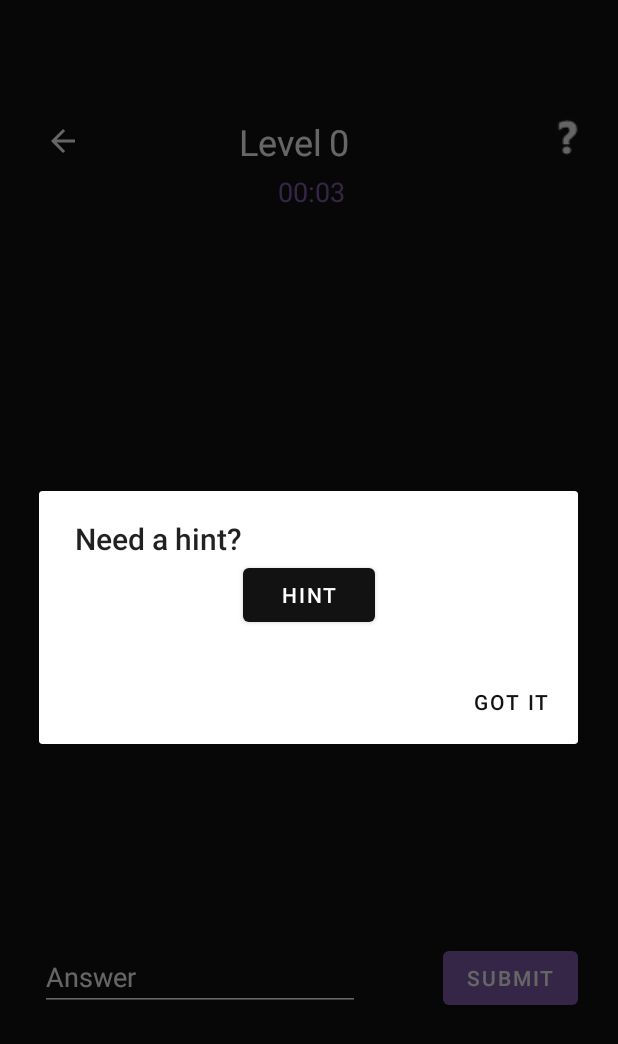
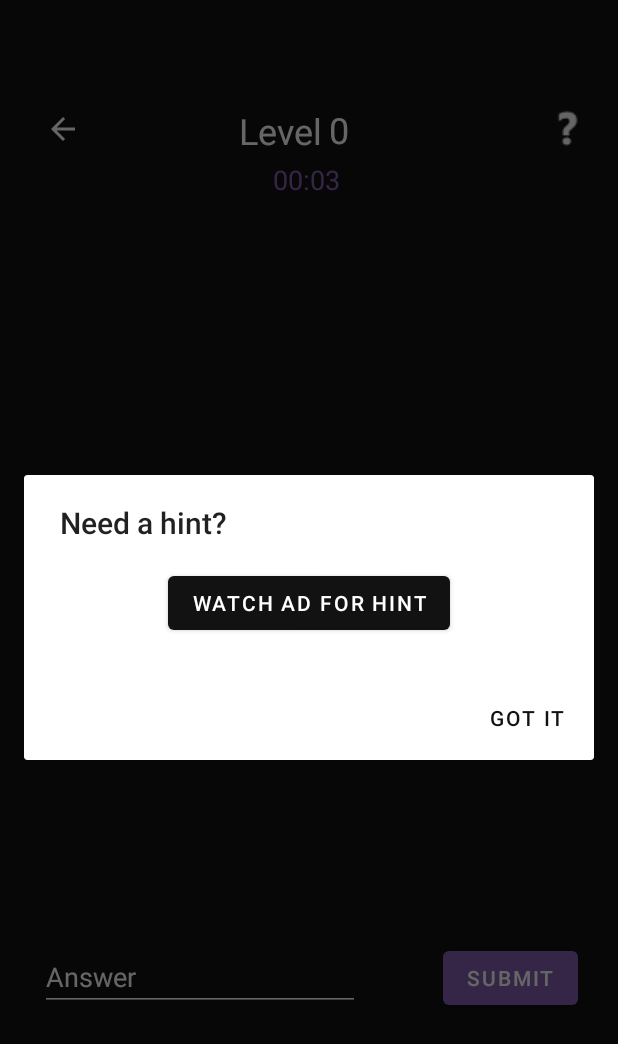
Before and after one commit to etr0n/Math-Riddle-Game, an Android app: the fragment LevelFragment placed in its activity, after a tap on an icon or button, on a phone screen of 412 x 824 dp. Shown: the top 1044 px of the screen. Run offline under Robolectric (Android 15) with nearby library versions, the phone set to English and light mode, and no system bars; our stand-ins replace AdMob, Room's generated code, data binding; 4 statements that could not run were skipped.

Commit message:
Fixed design, updated sequences, updated navigation between levels

```diff
--- a/app/src/main/java/com/example/mathriddles/Dao.kt
+++ b/app/src/main/java/com/example/mathriddles/Dao.kt
@@ -8,13 +8,13 @@ import java.util.concurrent.Flow
 interface Dao {
 
     @Insert(onConflict = OnConflictStrategy.REPLACE)
-    suspend fun insert( level: List<Level>)
+    suspend fun insert( level: Level)
 
     @Query ("SELECT * FROM Level WHERE levelId = :id")
     suspend fun getlevel (id: Int): Level
 
-    @Query ("SELECT image From Level WHERE levelId= :id")
-    suspend fun getImage(id: Int): Int
+    @Query("DELETE FROM Level")
+    suspend fun deleteLevels()
 
     @Query("SELECT COUNT(*) From Level ")
     suspend fun getCount(): Int
@@ -43,7 +43,7 @@ interface Dao {
     @Query("DELETE FROM Statistics")
     suspend fun deleteStatistics()
 
-    @Query("SELECT * FROM Level")
+    @Query("SELECT * FROM Level LIMIT 7")
     suspend fun getAllLevels():List<Level>
 
 }
--- a/app/src/main/java/com/example/mathriddles/Level.kt
+++ b/app/src/main/java/com/example/mathriddles/Level.kt
@@ -11,7 +11,7 @@ import androidx.room.Relation
      @PrimaryKey(autoGenerate = true) val levelId: Int,
      val hint: String,
      val answer: Int,
-     @DrawableRes val image: Int,
+     val sequence: String,
      val indicator : Boolean,
      val bestTime : Long,
      val date : String
--- a/app/src/main/java/com/example/mathriddles/LevelDialogFragment.kt
+++ b/app/src/main/java/com/example/mathriddles/LevelDialogFragment.kt
@@ -24,30 +24,5 @@ import com.google.android.gms.ads.rewarded.RewardedAd
 
 interface LevelDialogFragment {
 
-    /*   val builder = AlertDialog.Builder(requireContext())
-       val view = LayoutInflater.from(context).inflate(R.layout.fragment_level_dialog, null)
-       builder.setView(view)
-           .setTitle("Need help?")
-           .setNeutralButton("Got it") {dialog, _ -> dialog.dismiss()}
-
-       val btnSolution = view.findViewById<Button>(R.id.button_solution_ad)
-       val btnHint = view.findViewById<Button>(R.id.button_hint_ad)
-
-       btnSolution?.setOnClickListener{
-           Toast.makeText(context, "clicked SOLUTION", Toast.LENGTH_LONG).show()
-           btnSolution.visibility = View.INVISIBLE
-           btnHint.visibility = View.INVISIBLE
-       }
-       btnHint?.setOnClickListener{
-           Toast.makeText(context, "clicked HINT", Toast.LENGTH_LONG).show()
-           btnHint.visibility = View.INVISIBLE
-           btnSolution.visibility = View.INVISIBLE
-       }
-       return builder.create()
-
-   }*/
-
-
-
 
 }
--- a/app/src/main/java/com/example/mathriddles/StartFragment.kt
+++ b/app/src/main/java/com/example/mathriddles/StartFragment.kt
@@ -26,7 +26,7 @@ class StartFragment : Fragment() {
 
         viewModel.getCount().observe(viewLifecycleOwner, Observer {
             if (it == 0){
-            viewModel.insertLevels()
+            viewModel.createLevelSequence()
         }
         })
 
@@ -55,7 +55,7 @@ class StartFragment : Fragment() {
         }
 
         view.findViewById<Button>(R.id.restart_btn).setOnClickListener{
-            viewModel.insertLevels()
+            viewModel.deleteLevel()
             viewModel.deleteStatistic()
             Toast.makeText(activity, "Game restarted", Toast.LENGTH_LONG).show()
         }
--- a/app/src/main/java/com/example/mathriddles/StatisticsSummaryFragment.kt
+++ b/app/src/main/java/com/example/mathriddles/StatisticsSummaryFragment.kt
@@ -7,6 +7,7 @@ import android.view.LayoutInflater
 import android.view.View
 import android.view.ViewGroup
 import android.widget.ImageButton
+import android.widget.TextView
 import androidx.fragment.app.viewModels
 import androidx.lifecycle.Observer
 import androidx.navigation.findNavController
@@ -22,6 +23,7 @@ import com.github.mikephil.charting.formatter.ColorFormatter
 import com.github.mikephil.charting.formatter.DefaultValueFormatter
 import com.github.mikephil.charting.formatter.IndexAxisValueFormatter
 import com.github.mikephil.charting.formatter.ValueFormatter
+import org.w3c.dom.Text
 import java.text.DecimalFormat
 
 
@@ -49,6 +51,7 @@ class StatisticsSummaryFragment : Fragment() {
 
             recycler.adapter = SAdapter(returnedStatistics)
 
+            view.findViewById<TextView>(R.id.TextView_level_summary).text = args.id.toString()
             lineChart = view.findViewById(R.id.lineChart)
             initLineChart()
             setDataToLineChart(returnedStatistics)
--- a/app/src/main/res/layout/fragment_level.xml
+++ b/app/src/main/res/layout/fragment_level.xml
@@ -17,13 +17,13 @@
             android:layout_margin="20dp"
             android:layout_marginStart="329dp"
             android:layout_marginEnd="172dp"
-            android:layout_marginBottom="24dp"
+            android:layout_marginBottom="16dp"
             android:textAppearance="@style/TextAppearance.AppCompat.Large"
             android:textColor="#845fb3"
             android:textSize="18sp"
-            app:layout_constraintBottom_toTopOf="@+id/riddle_imageView"
+            app:layout_constraintBottom_toTopOf="@+id/textView4_kiekis"
             app:layout_constraintEnd_toEndOf="parent"
-            app:layout_constraintHorizontal_bias="0.559"
+            app:layout_constraintHorizontal_bias="0.548"
             app:layout_constraintStart_toStartOf="parent" />
 
         <ImageButton
@@ -31,7 +31,7 @@
             android:layout_width="51dp"
             android:layout_height="43dp"
             android:layout_marginStart="16dp"
-            android:layout_marginTop="16dp"
+            android:layout_marginTop="8dp"
             android:background="#121212"
             android:src="@drawable/abc_vector_test"
             app:layout_constraintBottom_toTopOf="@+id/c_meter"
@@ -39,18 +39,6 @@
             app:layout_constraintStart_toStartOf="parent"
             app:layout_constraintTop_toTopOf="parent"
             tools:srcCompat="@drawable/abc_vector_test" />
-
-        <ImageView
-            android:id="@+id/riddle_imageView"
-            android:layout_width="363dp"
-            android:layout_height="296dp"
-            android:layout_marginStart="24dp"
-            android:layout_marginEnd="24dp"
-            app:layout_constraintBottom_toTopOf="@+id/Error_textView"
-            app:layout_constraintEnd_toEndOf="parent"
-            app:layout_constraintHorizontal_bias="0.0"
-            app:layout_constraintStart_toStartOf="parent"
-            app:layout_constraintTop_toBottomOf="@+id/c_meter" />
 
         <Button
             android:id="@+id/submit_btn"
@@ -88,7 +76,7 @@
             android:id="@+id/hint_btn"
             android:layout_width="51dp"
             android:layout_height="43dp"
-            android:layout_marginTop="12dp"
+            android:layout_marginTop="8dp"
             android:layout_marginEnd="8dp"
             android:src="@drawable/qm"
             app:layout_constraintBottom_toTopOf="@+id/c_meter"
@@ -100,7 +88,7 @@
             android:id="@+id/number_textView"
             android:layout_width="33dp"
             android:layout_height="28dp"
-            android:layout_marginTop="12dp"
+            android:layout_marginTop="8dp"
             android:layout_marginBottom="9dp"
             android:text="X"
             android:textColor="#FFFFFF"
@@ -115,7 +103,7 @@
             android:layout_width="60dp"
             android:layout_height="27dp"
             android:layout_marginStart="92dp"
-            android:layout_marginTop="12dp"
+            android:layout_marginTop="8dp"
             android:layout_marginBottom="8dp"
             android:text="Level"
             android:textColor="#FFFFFF"
@@ -138,29 +126,37 @@
             app:layout_constraintTop_toTopOf="parent" />
 
         <TextView
-            android:id="@+id/textView"
-            android:layout_width="wrap_content"
-            android:layout_height="wrap_content"
-            android:layout_marginTop="32dp"
-            android:layout_marginBottom="200dp"
-            app:layout_constraintBottom_toBottomOf="parent"
-            app:layout_constraintTop_toBottomOf="@+id/riddle_imageView"
-            tools:layout_editor_absoluteX="274dp" />
-
-        <TextView
             android:id="@+id/textView4_kiekis"
             android:layout_width="wrap_content"
             android:layout_height="wrap_content"
             android:layout_marginStart="176dp"
 
-            android:layout_marginTop="24dp"
+            android:layout_marginTop="16dp"
             android:layout_marginEnd="177dp"
             android:textColor="#F44336"
             android:textSize="24sp"
             app:layout_constraintEnd_toEndOf="parent"
+            app:layout_constraintHorizontal_bias="0.5"
             app:layout_constraintStart_toStartOf="parent"
             app:layout_constraintTop_toBottomOf="@+id/c_meter"
             tools:text="TextView" />
 
+        <TextView
+            android:id="@+id/textView_sequence"
+            android:layout_width="wrap_content"
+            android:layout_height="wrap_content"
+            android:layout_marginStart="184dp"
+            android:layout_marginTop="90dp"
+            android:layout_marginEnd="169dp"
+            android:textColor="#FFFFFF"
+            android:textColorLink="#512DA8"
+            android:textSize="36sp"
+            app:layout_constraintBottom_toTopOf="@+id/submit_btn"
+            app:layout_constraintEnd_toEndOf="parent"
+            app:layout_constraintHorizontal_bias="0.5"
+            app:layout_constraintStart_toStartOf="parent"
+            app:layout_constraintTop_toBottomOf="@+id/textView4_kiekis"
+            app:layout_constraintVertical_bias="0.213" />
+
     </androidx.constraintlayout.widget.ConstraintLayout>
 </layout>
--- a/app/src/main/res/layout/fragment_level_dialog.xml
+++ b/app/src/main/res/layout/fragment_level_dialog.xml
@@ -15,7 +15,8 @@
         android:id="@+id/button_hint_ad"
         android:layout_width="wrap_content"
         android:layout_height="wrap_content"
-        android:text="Hint"
+        android:layout_marginTop="16dp"
+        android:text="Watch ad for hint"
         app:layout_constraintBottom_toTopOf="@+id/textView_sol_hint"
         app:layout_constraintEnd_toEndOf="parent"
         app:layout_constraintStart_toStartOf="parent"
@@ -25,13 +26,15 @@
         android:id="@+id/textView_sol_hint"
         android:layout_width="wrap_content"
         android:layout_height="wrap_content"
-        android:layout_marginStart="1dp"
+        android:layout_marginStart="159dp"
         android:layout_marginEnd="180dp"
         android:text="TextView"
+        android:textColor="#000000"
+        android:textSize="18sp"
         android:visibility="invisible"
         app:layout_constraintBottom_toBottomOf="parent"
         app:layout_constraintEnd_toEndOf="parent"
-        app:layout_constraintHorizontal_bias="1.0"
+        app:layout_constraintHorizontal_bias="0.5"
         app:layout_constraintStart_toStartOf="parent"
         app:layout_constraintTop_toBottomOf="@+id/button_hint_ad" />
 
--- a/app/src/main/res/navigation/navigation.xml
+++ b/app/src/main/res/navigation/navigation.xml
@@ -66,6 +66,9 @@
         <argument
             android:name="balas"
             app:argType="integer" />
+        <argument
+            android:name="Id"
+            app:argType="integer" />
     </fragment>
     <fragment
         android:id="@+id/endGameFragment"
```
Also changed, not shown: app/src/main/java/com/example/mathriddles/LViewModel.kt (+65 -54 lines), app/src/main/java/com/example/mathriddles/LevelFragment.kt (+5 -14 lines), app/src/main/java/com/example/mathriddles/SummaryFragment.kt (+8 -4 lines), app/src/main/res/layout/fragment_statistics_summary.xml (+32 -1 lines), 1 other file.
